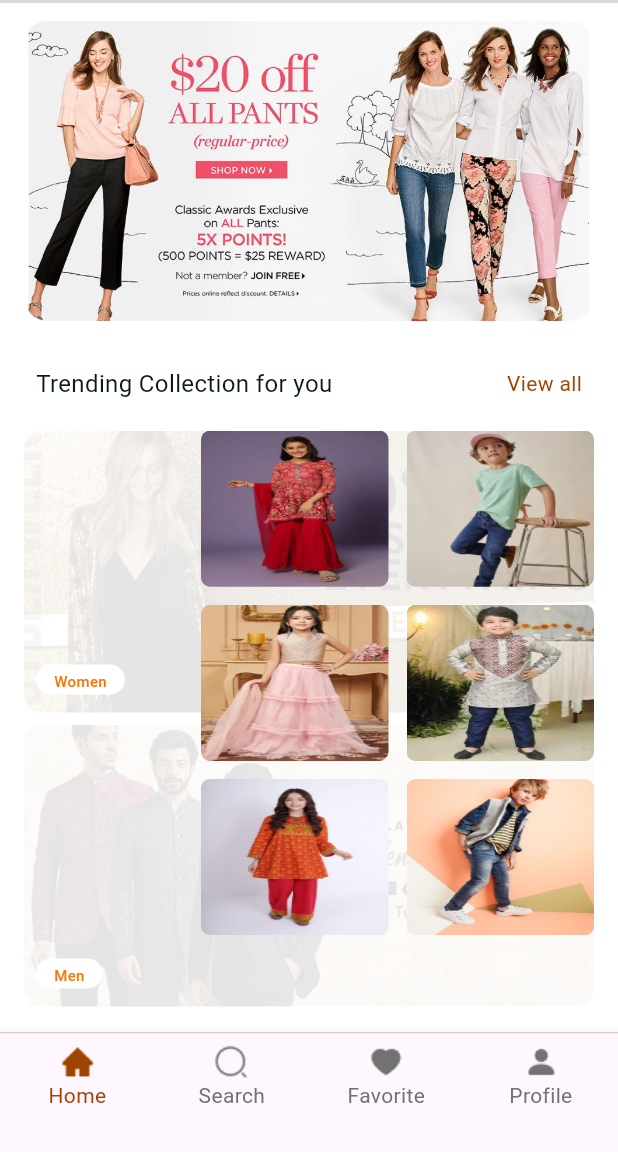
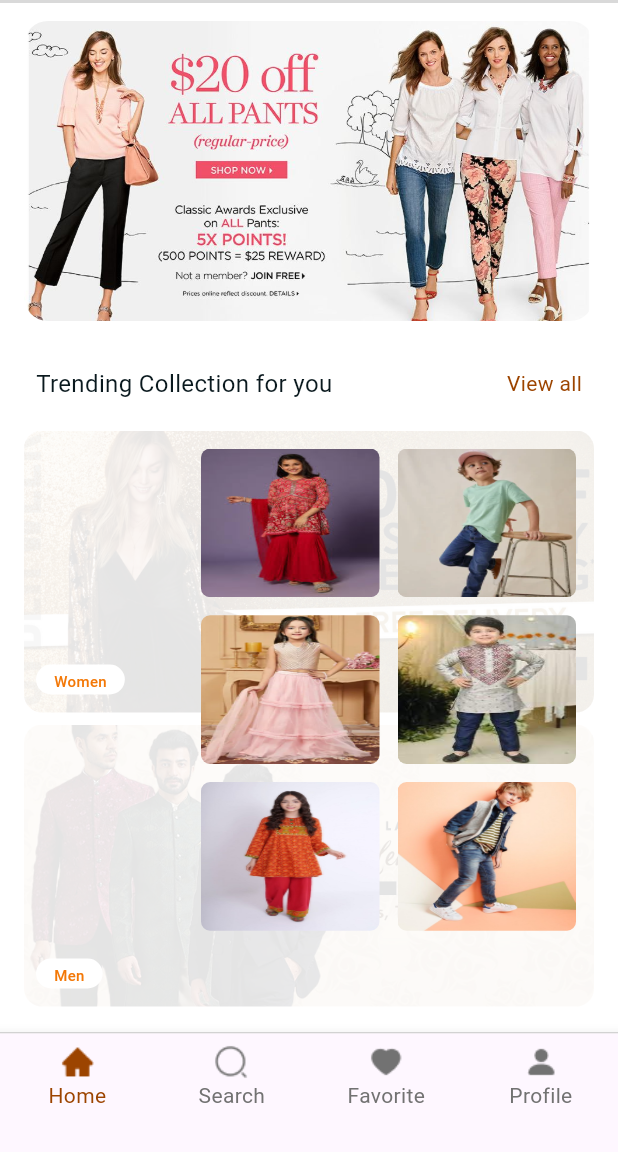
Before and after one commit to amruta123-dowell/flutter_shopping_app, a Flutter app: the screen it shows after launch, on a phone screen of 412 x 824 dp, the part 84-1236 px from its top. Run offline on Flutter 3.47's test engine with Material 3 defaults, Android fonts, the phone set to English and light mode, and no system bars; our stand-ins replace flutter_slidable, get.

Commit message:
added padding and height properly

```diff
--- a/lib/ui/home_screen.dart
+++ b/lib/ui/home_screen.dart
@@ -99,9 +99,6 @@ class HomeScreen extends StatelessWidget {
                       ],
                     ),
                   ),
-                  const SizedBox(
-                    height: 20,
-                  ),
                   const CategorySelectionWidget(),
                   const SizedBox(height: 30),
                 ],
--- a/lib/widgets/cart_item_widget.dart
+++ b/lib/widgets/cart_item_widget.dart
@@ -41,8 +41,6 @@ class CartItemWidget extends StatelessWidget {
                   ),
                 )
               ]),
-          child: Card(
-            shadowColor: const Color(0XFF000000).withOpacity(0.05),
           child: Container(
             padding: const EdgeInsets.symmetric(horizontal: 16, vertical: 12),
             decoration: BoxDecoration(
@@ -111,11 +109,10 @@ class CartItemWidget extends StatelessWidget {
                                 horizontal: 2, vertical: 4),
                             decoration: BoxDecoration(
                                 borderRadius: BorderRadius.circular(8),
-                                  border: Border.all(
-                                      color: const Color(0XFFF0F0F0))),
+                                border:
+                                    Border.all(color: const Color(0XFFF0F0F0))),
                             child: Row(
-                                mainAxisAlignment:
-                                    MainAxisAlignment.spaceAround,
+                              mainAxisAlignment: MainAxisAlignment.spaceAround,
                               crossAxisAlignment: CrossAxisAlignment.center,
                               children: [
                                 InkWell(
@@ -131,8 +128,8 @@ class CartItemWidget extends StatelessWidget {
                                   ),
                                 ),
                                 Padding(
-                                    padding: const EdgeInsets.symmetric(
-                                        horizontal: 2),
+                                  padding:
+                                      const EdgeInsets.symmetric(horizontal: 2),
                                   child: Text(
                                     "${itemModel.quantity}",
                                     style: const TextStyle(
@@ -163,7 +160,6 @@ class CartItemWidget extends StatelessWidget {
                 ),
               ],
             ),
-            ),
           )),
     );
   }
--- a/lib/widgets/catagory_selection_widget.dart
+++ b/lib/widgets/catagory_selection_widget.dart
@@ -16,7 +16,7 @@ class CategorySelectionWidget extends StatelessWidget {
         child: Stack(
           children: [
             ListView(
-              padding: EdgeInsets.zero,
+              padding: const EdgeInsets.only(top: 20),
               shrinkWrap: true,
               physics: const NeverScrollableScrollPhysics(),
               children: [
@@ -53,7 +53,8 @@ class CategorySelectionWidget extends StatelessWidget {
             ),
             Align(
               alignment: Alignment.bottomRight,
-              child: SizedBox(
+              child: Container(
+                  padding: const EdgeInsets.only(right: 12, top: 32),
                   width: MediaQuery.sizeOf(context).width - 300 / 2,
                   child: KidsCatWidget(
                     enableOtherCategory: controller.isSelectedCat,
```
Lines whose indentation alone changed are shown as unchanged.
